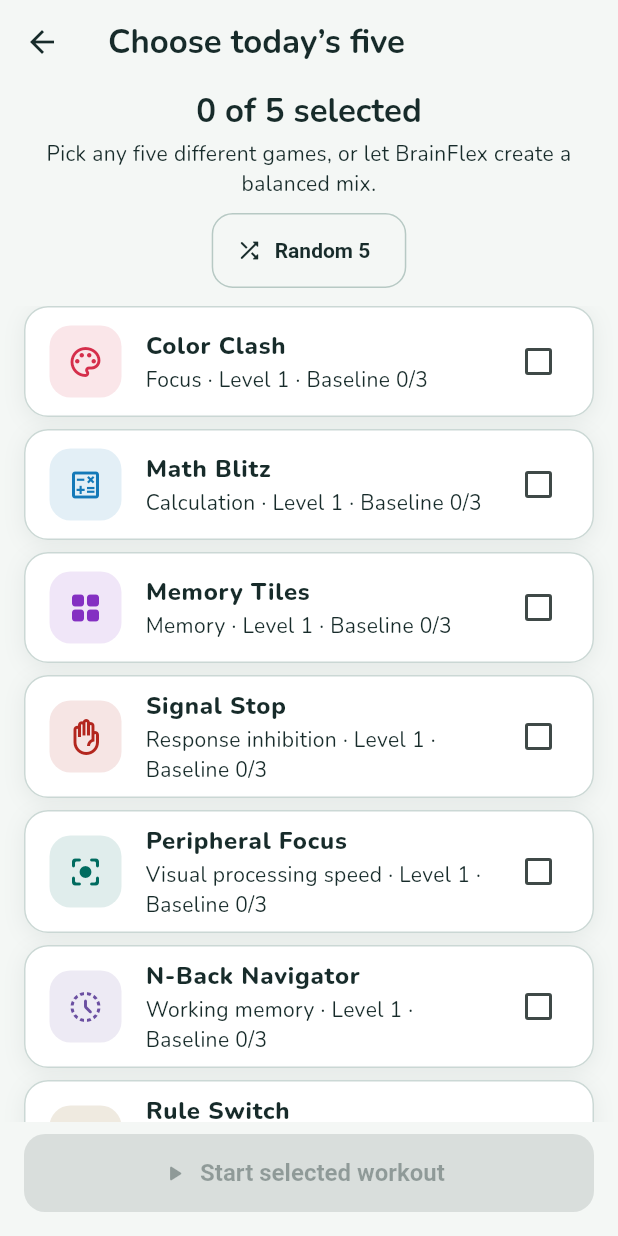
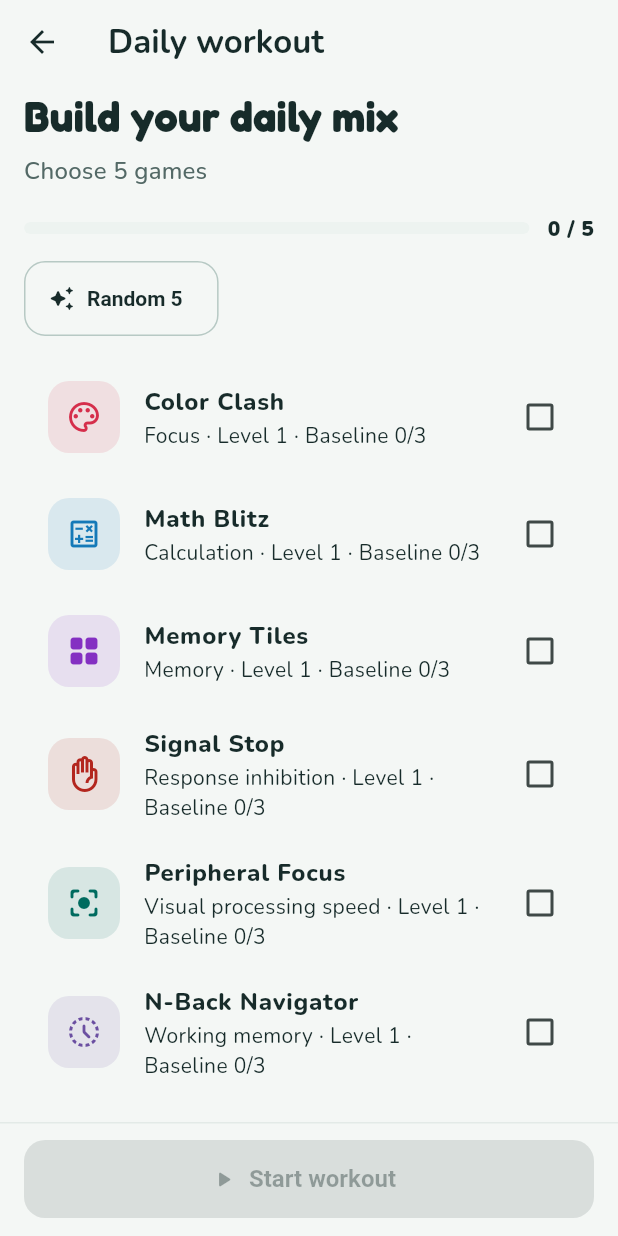
Before and after one commit to ashiqe-bts/brain, a Flutter app: the WorkoutSelectionScreen screen opened directly, on a phone screen of 412 x 824 dp. Run offline on Flutter 3.47's test engine with Material 3 defaults, Android fonts, the phone set to English and light mode, and no system bars; our stand-ins replace drift, drift_flutter, equatable, flutter_bloc, flutter_local_notifications, timezone; accounts and stored records are empty; generated files the repository leaves out were written again.

Commit message:
feat: make daily flow feel mobile-first

```diff
--- a/lib/core/widgets/common.dart
+++ b/lib/core/widgets/common.dart
@@ -55,28 +55,19 @@
           duration: still ? Duration.zero : const Duration(milliseconds: 180),
           decoration: BoxDecoration(
             color: Color.lerp(base, palette.primary, hovered ? .035 : 0),
-            borderRadius: BorderRadius.circular(16),
+            borderRadius: BorderRadius.circular(20),
             border: Border.all(
               color: focused
                   ? palette.focus
-                  : palette.outline.withValues(alpha: .72),
+                  : widget.tonal
+                  ? Colors.transparent
+                  : palette.outline.withValues(alpha: .38),
               width: focused ? 2 : 1,
             ),
-            boxShadow: [
-              BoxShadow(
-                color: palette.shadow.withValues(
-                  alpha: Theme.of(context).brightness == Brightness.light
-                      ? .07
-                      : .22,
-                ),
-                blurRadius: hovered ? 18 : 12,
-                offset: Offset(0, hovered ? 5 : 3),
-              ),
-            ],
           ),
           child: Material(
             color: Colors.transparent,
-            borderRadius: BorderRadius.circular(16),
+            borderRadius: BorderRadius.circular(20),
             clipBehavior: Clip.antiAlias,
             child: InkWell(
               canRequestFocus: false,
--- a/lib/features/daily_workout/workout_selection_screen.dart
+++ b/lib/features/daily_workout/workout_selection_screen.dart
@@ -24,33 +24,61 @@
     final data = context.watch<BrainCubit>().state.data;
     final baseline = baselineStatus(data.history);
     return Scaffold(
-      appBar: AppBar(title: const Text('Choose today’s five')),
+      appBar: AppBar(title: const Text('Daily workout')),
       body: SafeArea(
+        bottom: false,
+        child: ListView.builder(
+          padding: const EdgeInsets.fromLTRB(16, 4, 16, 28),
+          itemCount: activeGames.length + 1,
+          itemBuilder: (context, index) {
+            if (index == 0) {
+              return ResponsiveContent(
+                maxWidth: 820,
+                child: Padding(
+                  padding: const EdgeInsets.only(bottom: 18),
                   child: Column(
-          children: [
-            Padding(
-              padding: const EdgeInsets.fromLTRB(16, 4, 16, 12),
-              child: ResponsiveContent(
-                maxWidth: 820,
-                child: Column(
+                    crossAxisAlignment: CrossAxisAlignment.start,
                     children: [
                       Text(
-                      '${selected.length} of 5 selected',
-                      style: Theme.of(context).textTheme.titleLarge,
+                        'Build your daily mix',
+                        style: Theme.of(context).textTheme.headlineMedium
+                            ?.copyWith(
+                              fontFamily: 'Fredoka',
+                              fontWeight: FontWeight.w700,
                             ),
-                    const SizedBox(height: 4),
-                    const Text(
-                      'Pick any five different games, or let BrainFlex create a balanced mix.',
-                      textAlign: TextAlign.center,
                       ),
-                    const SizedBox(height: 10),
+                      const SizedBox(height: 6),
+                      Text(
+                        'Choose 5 games',
+                        style: Theme.of(context).textTheme.titleMedium
+                            ?.copyWith(color: context.brain.textMuted),
+                      ),
+                      const SizedBox(height: 16),
+                      Row(
+                        children: [
+                          Expanded(
+                            child: ClipRRect(
+                              borderRadius: BorderRadius.circular(8),
+                              child: LinearProgressIndicator(
+                                value: selected.length / 5,
+                              ),
+                            ),
+                          ),
+                          const SizedBox(width: 12),
+                          Text(
+                            '${selected.length} / 5',
+                            style: const TextStyle(fontWeight: FontWeight.w900),
+                          ),
+                        ],
+                      ),
+                      const SizedBox(height: 12),
                       OutlinedButton.icon(
                         onPressed: () => setState(() {
                           selected
                             ..clear()
                             ..addAll(coverageAwareDailySelection(data.history));
                         }),
-                      icon: const Icon(Icons.shuffle_rounded),
+                        icon: const Icon(Icons.auto_awesome_rounded),
                         label: Text(
                           selected.isEmpty ? 'Random 5' : 'Reshuffle 5',
                         ),
@@ -58,36 +86,31 @@
                     ],
                   ),
                 ),
-            ),
-            Expanded(
-              child: ListView.builder(
-                padding: const EdgeInsets.fromLTRB(16, 0, 16, 16),
-                itemCount: activeGames.length,
-                itemBuilder: (context, index) {
-                  final game = activeGames[index];
+              );
+            }
+            final gameIndex = index - 1;
+            final game = activeGames[gameIndex];
             final chosen = selected.contains(game);
             final progress = baseline.forGame(game);
             return Center(
               child: ConstrainedBox(
                 constraints: const BoxConstraints(maxWidth: 820),
                 child: Padding(
-                        padding: const EdgeInsets.only(bottom: 8),
-                        child: AppCard(
-                          padding: EdgeInsets.zero,
-                          color: chosen ? context.brain.surfaceHigh : null,
-                          onTap: chosen || selected.length < 5
-                              ? () => setState(() {
-                                  chosen
-                                      ? selected.remove(game)
-                                      : selected.add(game);
-                                })
-                              : null,
+                  padding: const EdgeInsets.only(bottom: 6),
+                  child: Material(
+                    color: chosen
+                        ? context.brain.surfaceHigh
+                        : Colors.transparent,
+                    borderRadius: BorderRadius.circular(16),
                     child: Semantics(
                       selected: chosen,
                       button: true,
                       label:
                           '${game.title}, ${game.domain}, level ${data.difficulties[game.name] ?? 1}, baseline ${progress.completed} of 3',
                       child: CheckboxListTile(
+                        shape: RoundedRectangleBorder(
+                          borderRadius: BorderRadius.circular(16),
+                        ),
                         value: chosen,
                         onChanged: chosen || selected.length < 5
                             ? (_) => setState(() {
@@ -99,9 +122,7 @@
                         secondary: GameIcon(game: game, decorated: true),
                         title: Text(
                           game.title,
-                                style: const TextStyle(
-                                  fontWeight: FontWeight.w800,
-                                ),
+                          style: const TextStyle(fontWeight: FontWeight.w800),
                         ),
                         subtitle: Text(
                           '${game.domain} · Level ${data.difficulties[game.name] ?? 1} · Baseline ${progress.completed}/3',
@@ -115,20 +136,31 @@
           },
         ),
       ),
-            Padding(
-              padding: const EdgeInsets.fromLTRB(16, 8, 16, 16),
-              child: ResponsiveContent(
-                maxWidth: 820,
+      bottomNavigationBar: SafeArea(
+        top: false,
+        child: DecoratedBox(
+          decoration: BoxDecoration(
+            color: context.brain.background,
+            border: Border(
+              top: BorderSide(color: Theme.of(context).dividerColor),
+            ),
+          ),
+          child: Padding(
+            padding: const EdgeInsets.fromLTRB(16, 12, 16, 12),
+            child: Align(
+              heightFactor: 1,
+              child: ConstrainedBox(
+                constraints: const BoxConstraints(maxWidth: 820),
                 child: PrimaryAction(
                   expanded: true,
                   color: context.brain.success,
                   onPressed: selected.length == 5 ? _start : null,
                   icon: Icons.play_arrow_rounded,
-                  label: 'Start selected workout',
+                  label: 'Start workout',
                 ),
               ),
             ),
-          ],
+          ),
         ),
       ),
     );
```
Also changed, not shown: lib/features/home/home_screen.dart (+48 -19 lines), lib/features/shell/app_shell.dart (+11 -1 lines), 2 other files. Lines whose indentation alone changed are shown as unchanged.
